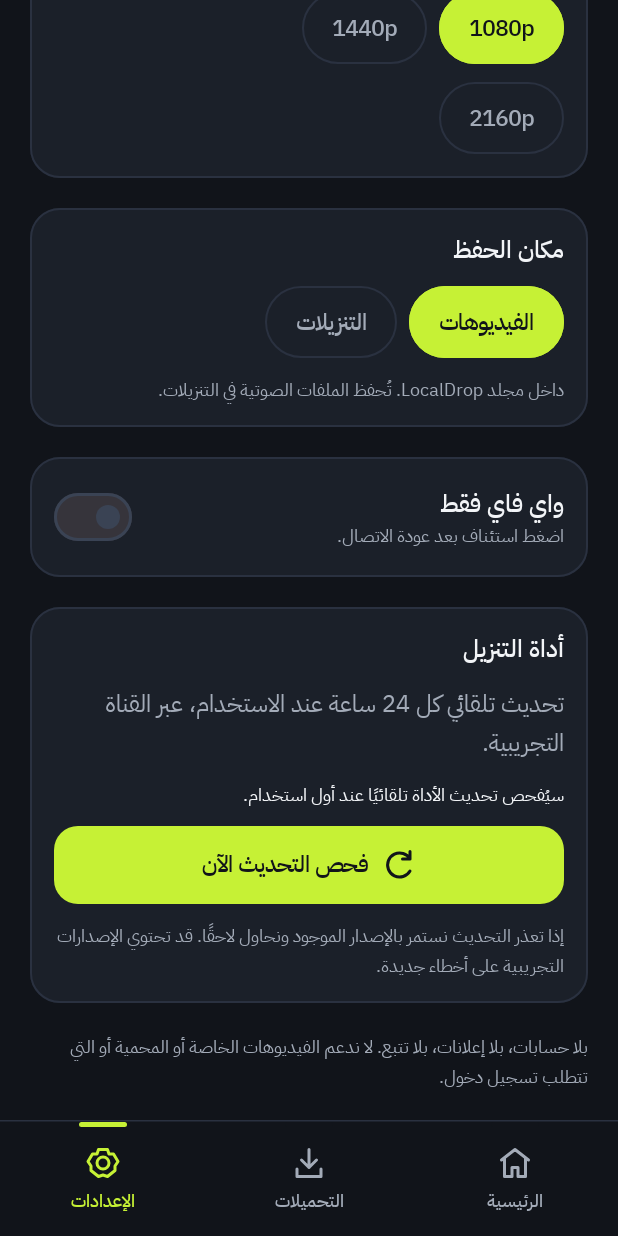
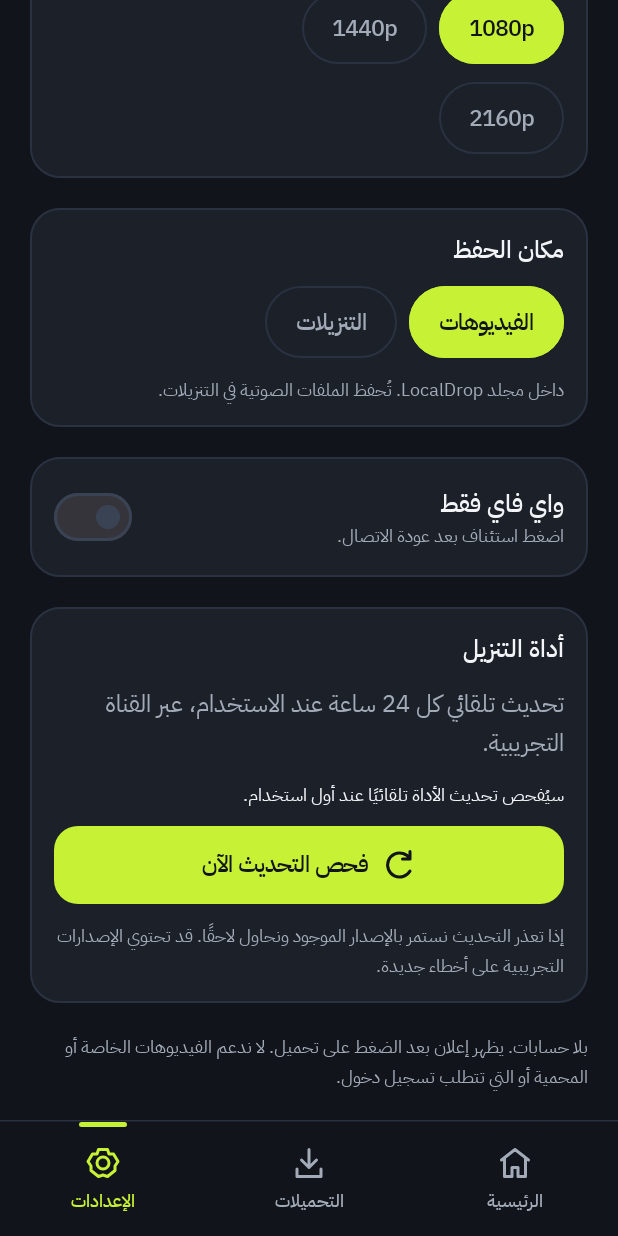
Before and after one commit to pro4plus/youdow, an Android app built with Jetpack Compose: the screen it shows after launch (MainActivity), item 3 of the bottom bar chosen, scrolled down 251 dp, on a phone screen of 412 x 824 dp. Run offline under Robolectric (Android 15) with nearby library versions, the phone set to English and light mode, and no system bars; our stand-ins replace AdMob; libraries missing offline, so code that uses them is left out: com.yausername.ffmpeg, com.yausername.youtubedl_android, org.schabi.newpipe; pictures from the network do not load.

Commit message:
LocalDrop 2.0: app/src/main/java/app/localdrop/MainActivity.kt

```diff
--- a/app/src/main/java/app/localdrop/MainActivity.kt
+++ b/app/src/main/java/app/localdrop/MainActivity.kt
@@ -61,6 +61,7 @@ class MainActivity : ComponentActivity() {
     private val clipListener=ClipboardManager.OnPrimaryClipChangedListener { if(hasWindowFocus()) readClipboard() }
     override fun onCreate(savedInstanceState: Bundle?) {
         super.onCreate(savedInstanceState)
+        AdsManager.init(this)
         window.statusBarColor=android.graphics.Color.rgb(17,20,26)
         window.navigationBarColor=android.graphics.Color.rgb(17,20,26)
         androidx.core.view.WindowCompat.getInsetsController(window,window.decorView).apply {
@@ -156,7 +157,7 @@ internal fun Settings() {
         }
         Text("إذا تعذر التحديث نستمر بالإصدار الموجود ونحاول لاحقًا. قد تحتوي الإصدارات التجريبية على أخطاء جديدة.",color=Palette.Muted,style=MaterialTheme.typography.bodySmall)
     }
-    Text("بلا حسابات، بلا إعلانات، بلا تتبع. لا ندعم الفيديوهات الخاصة أو المحمية أو التي تتطلب تسجيل دخول.",color=Palette.Muted,style=MaterialTheme.typography.bodySmall)
+    Text("بلا حسابات. يظهر إعلان بعد الضغط على تحميل. لا ندعم الفيديوهات الخاصة أو المحمية أو التي تتطلب تسجيل دخول.",color=Palette.Muted,style=MaterialTheme.typography.bodySmall)
 }
 
 @Composable
```
